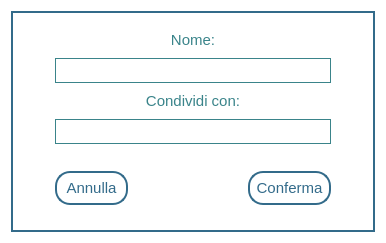
This is Client/nuovo.ui in MarcoFlo/Google-Drive as Qt 5 draws it before an edit. The edited form follows.
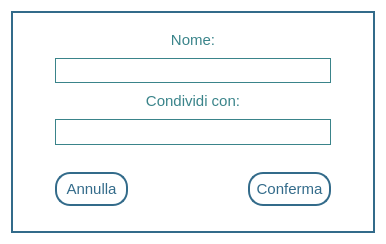
This is the edited form.

```diff
--- a/Client/nuovo.ui
+++ b/Client/nuovo.ui
@@ -7,7 +7,7 @@
     <x>0</x>
     <y>0</y>
     <width>386</width>
-    <height>226</height>
+    <height>232</height>
    </rect>
   </property>
   <property name="windowTitle">
@@ -124,16 +124,22 @@
         </item>
         <item>
          <widget class="QLineEdit" name="cond">
+          <property name="sizePolicy">
+           <sizepolicy hsizetype="Expanding" vsizetype="Fixed">
+            <horstretch>0</horstretch>
+            <verstretch>0</verstretch>
+           </sizepolicy>
+          </property>
           <property name="maximumSize">
            <size>
             <width>16777215</width>
-            <height>25</height>
+            <height>35</height>
            </size>
           </property>
           <property name="font">
            <font>
             <family>Calibri</family>
-            <pointsize>15</pointsize>
+            <pointsize>13</pointsize>
            </font>
           </property>
           <property name="styleSheet">
```
Left out of the diff: 5 changed lines with no effect on the pictures.
